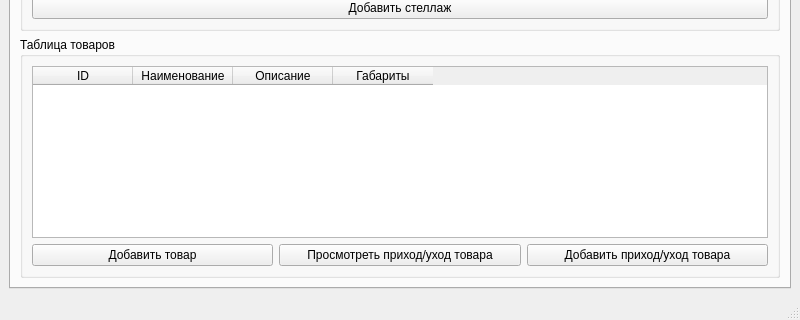
Artemvv88/storageSystemProject, file mainwindow.ui: the form before one commit; both pictures show x 0 to 800 and y 280 to 600 of the 800 by 600 pixel window.
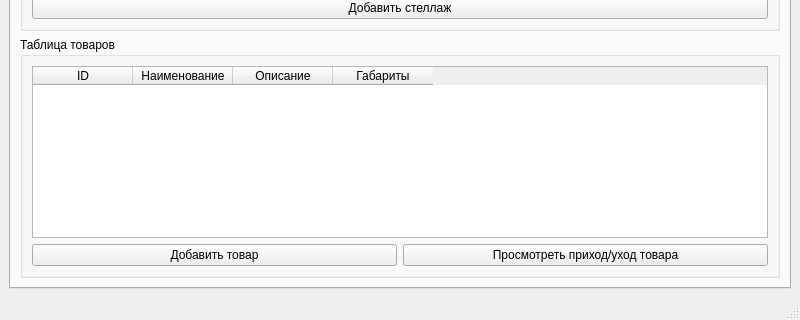
The form after the commit.

Commit message: Add flow editor logic

```diff
--- a/mainwindow.ui
+++ b/mainwindow.ui
@@ -217,13 +217,6 @@
                </property>
               </widget>
              </item>
-             <item>
-              <widget class="QPushButton" name="addFlowBtn">
-               <property name="text">
-                <string>Добавить приход/уход товара</string>
-               </property>
-              </widget>
-             </item>
             </layout>
            </item>
           </layout>
```
The commit also changes 8 other files.
